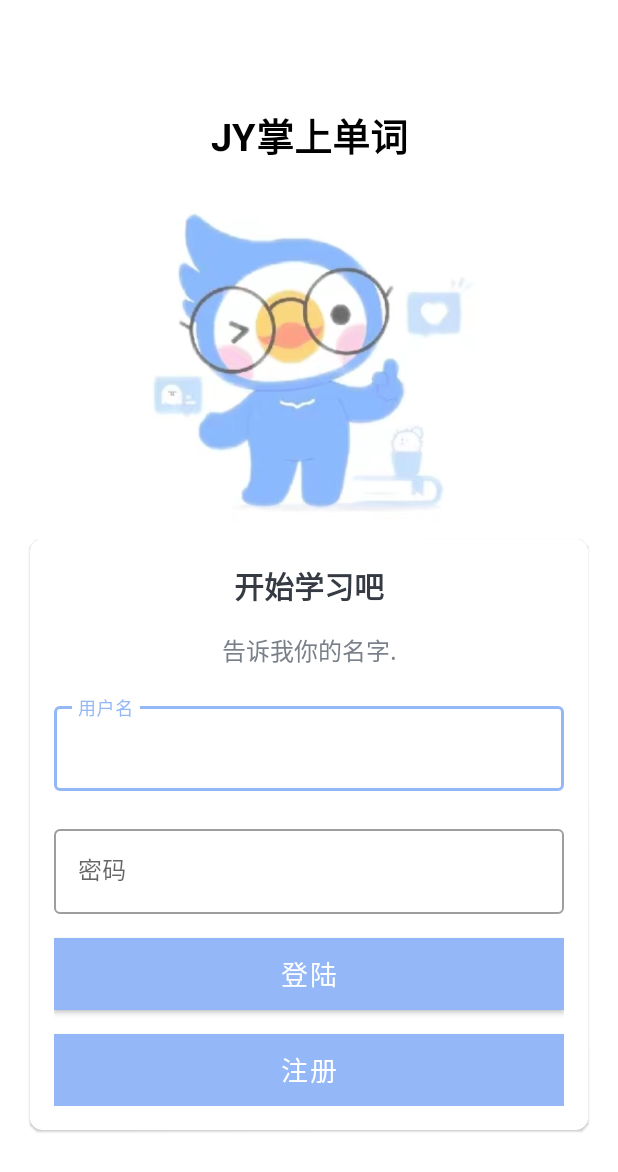
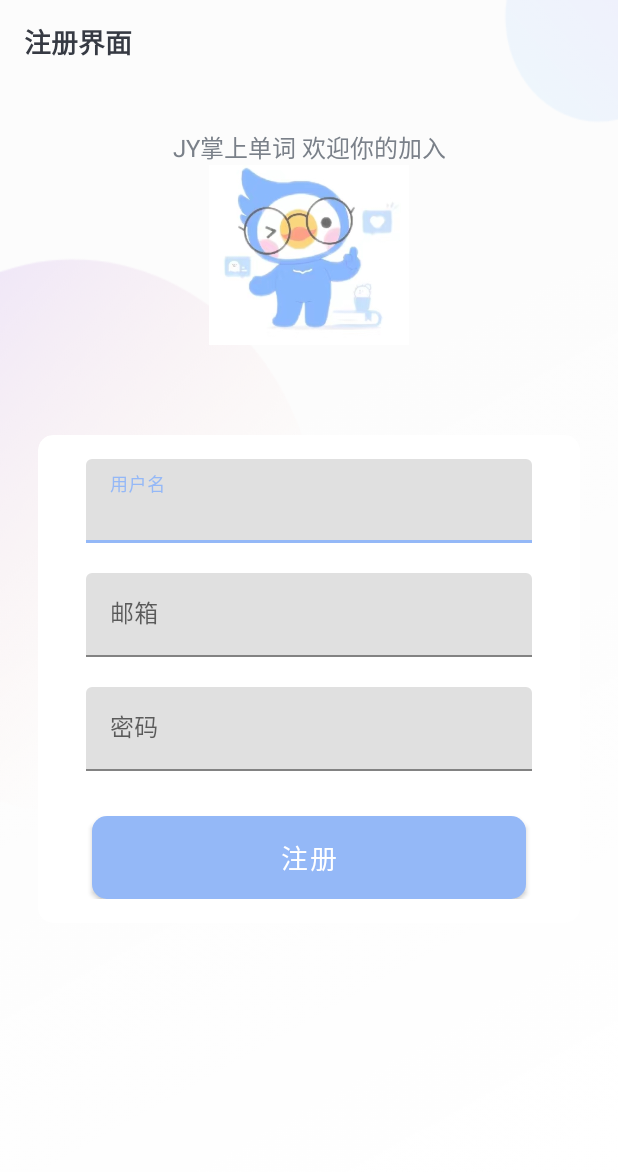
Before and after one commit to bin549/JYWordApp, an Android app: the screen it shows after launch (MainActivity before the commit, SignUpActivity after it), after a tap on "注册", on a phone screen of 412 x 824 dp. Shown: the top 1172 px of the screen. Run offline under Robolectric (Android 15) with nearby library versions, the phone set to English and light mode, and no system bars; our stand-ins replace Room's generated code.

Commit message:
用户注册界面重写

```diff
--- a/app/src/main/AndroidManifest.xml
+++ b/app/src/main/AndroidManifest.xml
@@ -13,6 +13,13 @@
         android:supportsRtl="true"
         android:theme="@style/Theme.JYWordApp"
         tools:targetApi="31">
+        <activity
+            android:name=".activities.SignUpActivity"
+            android:exported="false">
+            <meta-data
+                android:name="android.app.lib_name"
+                android:value="" />
+        </activity>
         <activity
             android:name=".activities.WordEditor"
             android:exported="false">
@@ -47,11 +54,14 @@
             android:screenOrientation="portrait">
             <intent-filter>
                 <action android:name="android.intent.action.MAIN" />
+
                 <category android:name="android.intent.category.LAUNCHER" />
             </intent-filter>
+
             <meta-data
                 android:name="android.app.lib_name"
                 android:value="" />
         </activity>
     </application>
+
 </manifest>
--- a/app/src/main/java/com/android/jywordapp/activities/MainActivity.kt
+++ b/app/src/main/java/com/android/jywordapp/activities/MainActivity.kt
@@ -31,7 +31,7 @@ class MainActivity : AppCompatActivity() {
             if (etName.text.toString().isEmpty() || etPassword.text.toString().isEmpty()) {
                 Toast.makeText(this, "用户名或者密码不能为空.", Toast.LENGTH_SHORT).show()
             } else {
-                val intent = Intent(this, WordEditor::class.java)
+                val intent = Intent(this@MainActivity, WordEditor::class.java)
                 GlobalScope.launch {
                     val user = userDao.fetchUser(etName.text.toString(), etPassword.text.toString())
                     if (user != null) {
@@ -42,7 +42,9 @@ class MainActivity : AppCompatActivity() {
             }
         }
         buttonRegister.setOnClickListener {
-            if (etName.text.toString().isNotEmpty() && etPassword.text.toString().isNotEmpty()) {
+          startActivity(Intent(this@MainActivity, SignUpActivity::class.java))
+
+            /* if (etName.text.toString().isNotEmpty() && etPassword.text.toString().isNotEmpty()) {
                 GlobalScope.launch {
                     userDao.insert(
                         UserEntity(
@@ -63,7 +65,7 @@ class MainActivity : AppCompatActivity() {
                     etName.text.toString() + " " + etPassword.text.toString(),
                     Toast.LENGTH_SHORT
                 ).show()
-            }
+            } */
         }
     }
 }
--- /dev/null
+++ b/app/src/main/java/com/android/jywordapp/activities/SignUpActivity.kt
@@ -0,0 +1,12 @@
+package com.android.jywordapp.activities
+
+import androidx.appcompat.app.AppCompatActivity
+import android.os.Bundle
+import com.android.jywordapp.R
+
+class SignUpActivity : AppCompatActivity() {
+    override fun onCreate(savedInstanceState: Bundle?) {
+        super.onCreate(savedInstanceState)
+        setContentView(R.layout.activity_sign_up)
+    }
+}
--- /dev/null
+++ b/app/src/main/res/drawable/shape_button_rounded.xml
@@ -0,0 +1,13 @@
+<?xml version="1.0" encoding="utf-8"?>
+
+<shape xmlns:android="http://schemas.android.com/apk/res/android"
+    android:shape="rectangle">
+
+    <gradient
+        android:angle="360"
+        android:endColor="#0A80F5"
+        android:startColor="#0BCCEB"
+        android:type="linear" />
+
+    <corners android:radius="10dp" />
+</shape>
--- /dev/null
+++ b/app/src/main/res/layout/activity_sign_up.xml
@@ -0,0 +1,132 @@
+<?xml version="1.0" encoding="utf-8"?>
+<LinearLayout xmlns:android="http://schemas.android.com/apk/res/android"
+    xmlns:app="http://schemas.android.com/apk/res-auto"
+    xmlns:tools="http://schemas.android.com/tools"
+    android:layout_width="match_parent"
+    android:layout_height="match_parent"
+    android:background="@drawable/ic_background"
+    android:orientation="vertical"
+    tools:context=".activities.SignUpActivity">
+
+    <androidx.appcompat.widget.Toolbar
+        android:layout_width="match_parent"
+        android:layout_height="?attr/actionBarSize">
+        <TextView
+            android:layout_width="match_parent"
+            android:layout_height="match_parent"
+            android:gravity="center_vertical"
+            android:text="@string/sign_up_title"
+            android:textColor="@color/primary_text_color"
+            android:textSize="@dimen/toolbar_title_text_size"
+            android:textStyle="bold" />
+    </androidx.appcompat.widget.Toolbar>
+
+    <LinearLayout
+        android:layout_width="match_parent"
+        android:layout_height="match_parent"
+        android:layout_gravity="center"
+        android:layout_marginTop="@dimen/authentication_screen_content_marginTop"
+        android:orientation="vertical">
+
+        <TextView
+            android:layout_width="match_parent"
+            android:layout_height="wrap_content"
+            android:layout_marginStart="@dimen/authentication_screen_marginStartEnd"
+            android:layout_marginEnd="@dimen/authentication_screen_marginStartEnd"
+            android:gravity="center"
+            android:text="@string/sign_up_description_text"
+            android:textColor="@color/secondary_text_color"
+            android:textSize="@dimen/authentication_description_text_size" />
+
+        <ImageView
+            android:layout_width="match_parent"
+            android:layout_height="120dp"
+            android:contentDescription="@string/image"
+            android:src="@drawable/d4698b2b664af6389f4a7724c6c8e0a"
+            app:layout_constraintBottom_toTopOf="@id/flStart"
+            app:layout_constraintTop_toTopOf="parent" />
+
+        <androidx.cardview.widget.CardView
+            android:layout_width="match_parent"
+            android:layout_height="wrap_content"
+            android:layout_marginStart="@dimen/authentication_screen_marginStartEnd"
+            android:layout_marginTop="@dimen/authentication_screen_card_view_marginTop"
+            android:layout_marginEnd="@dimen/authentication_screen_marginStartEnd"
+            android:elevation="@dimen/card_view_elevation"
+            app:cardCornerRadius="@dimen/card_view_corner_radius">
+
+            <LinearLayout
+                android:layout_width="match_parent"
+                android:layout_height="wrap_content"
+                android:orientation="vertical"
+                android:padding="@dimen/card_view_layout_content_padding">
+
+                <com.google.android.material.textfield.TextInputLayout
+                    android:layout_width="match_parent"
+                    android:layout_height="wrap_content"
+                    android:layout_marginStart="@dimen/authentication_screen_til_marginStartEnd"
+                    android:layout_marginEnd="@dimen/authentication_screen_til_marginStartEnd">
+
+                    <androidx.appcompat.widget.AppCompatEditText
+                        android:layout_width="match_parent"
+                        android:layout_height="wrap_content"
+                        android:hint="@string/name"
+                        android:inputType="textEmailAddress"
+                        android:textSize="@dimen/et_text_size" />
+                </com.google.android.material.textfield.TextInputLayout>
+
+
+                <com.google.android.material.textfield.TextInputLayout
+                    android:layout_width="match_parent"
+                    android:layout_height="wrap_content"
+                    android:layout_marginStart="@dimen/authentication_screen_til_marginStartEnd"
+                    android:layout_marginTop="@dimen/authentication_screen_til_marginTop"
+                    android:layout_marginEnd="@dimen/authentication_screen_til_marginStartEnd">
+
+                    <androidx.appcompat.widget.AppCompatEditText
+                        android:id="@+id/et_email"
+                        android:layout_width="match_parent"
+                        android:layout_height="wrap_content"
+                        android:hint="@string/email"
+                        android:inputType="textEmailAddress"
+                        android:textSize="@dimen/et_text_size" />
+                </com.google.android.material.textfield.TextInputLayout>
+
+                <com.google.android.material.textfield.TextInputLayout
+                    android:layout_width="match_parent"
+                    android:layout_height="wrap_content"
+                    android:layout_marginStart="@dimen/authentication_screen_til_marginStartEnd"
+                    android:layout_marginTop="@dimen/authentication_screen_til_marginTop"
+                    android:layout_marginEnd="@dimen/authentication_screen_til_marginStartEnd">
+
+                    <androidx.appcompat.widget.AppCompatEditText
+                        android:id="@+id/et_password"
+                        android:layout_width="match_parent"
+                        android:layout_height="wrap_content"
+                        android:hint="@string/password"
+                        android:inputType="textPassword"
+                        android:textSize="16sp" />
+                </com.google.android.material.textfield.TextInputLayout>
+
+                <Button
+                    android:layout_width="match_parent"
+                    android:layout_height="wrap_content"
+                    android:layout_gravity="center"
+                    android:layout_marginStart="@dimen/btn_marginStartEnd"
+                    android:layout_marginTop="@dimen/sign_up_screen_btn_marginTop"
+                    android:layout_marginEnd="@dimen/btn_marginStartEnd"
+                    android:background="@drawable/shape_button_rounded"
+                    android:foreground="?attr/selectableItemBackground"
+                    android:gravity="center"
+                    android:paddingTop="@dimen/btn_paddingTopBottom"
+                    android:paddingBottom="@dimen/btn_paddingTopBottom"
+                    android:text="@string/sign_up"
+                    android:textColor="@android:color/white"
+                    android:textSize="@dimen/btn_text_size" />
+
+            </LinearLayout>
+        </androidx.cardview.widget.CardView>
+    </LinearLayout>
+
+
+</LinearLayout>
--- a/app/src/main/res/values/colors.xml
+++ b/app/src/main/res/values/colors.xml
@@ -11,4 +11,6 @@
     <color name="colorLightGray">#EBEBEB</color>
     <color name="colorWhite">#FFFFFF</color>
     <color name="skyBlue">#94B8F7</color>
+    <color name="primary_text_color">#363A43</color>
+
 </resources>
--- /dev/null
+++ b/app/src/main/res/values/dimens.xml
@@ -0,0 +1,21 @@
+<?xml version="1.0" encoding="utf-8"?>
+<resources>
+    <dimen name="toolbar_title_text_size">18sp</dimen>
+    <dimen name="authentication_screen_content_marginTop">30dp</dimen>
+    <dimen name="authentication_description_text_size">16sp</dimen>
+    <dimen name="authentication_screen_marginStartEnd">25dp</dimen>
+    <dimen name="card_view_corner_radius">10dp</dimen>
+    <dimen name="authentication_screen_card_view_marginTop">60dp</dimen>
+    <dimen name="card_view_elevation">10dp</dimen>
+    <dimen name="card_view_layout_content_padding">16dp</dimen>
+    <dimen name="authentication_screen_til_marginStartEnd">16dp</dimen>
+    <dimen name="et_text_size">16sp</dimen>
+    <dimen name="authentication_screen_til_marginTop">20dp</dimen>
+    <dimen name="btn_text_size">18sp</dimen>
+    <dimen name="btn_marginStartEnd">20dp</dimen>
+    <dimen name="sign_up_screen_btn_marginTop">30dp</dimen>
+    <dimen name="btn_paddingTopBottom">8dp</dimen>
+
+
+
+</resources>
--- a/app/src/main/res/values/strings.xml
+++ b/app/src/main/res/values/strings.xml
@@ -1,4 +1,12 @@
 <resources>
     <string name="app_name">JY Word App</string>
     <string name="image">image</string>
+    <string name="sign_up_title">注册界面</string>
+    <string name="sign_up">注册</string>
+    <string name="sign_up_description_text">JY掌上单词 欢迎你的加入</string>
+    <color name="secondary_text_color">#7A8089</color>
+    <string name="name">用户名</string>
+    <string name="password">密码</string>
+    <string name="email">邮箱</string>
+
 </resources>
```
Also changed, not shown: app/src/main/res/drawable-v24/ic_background.png (added).
